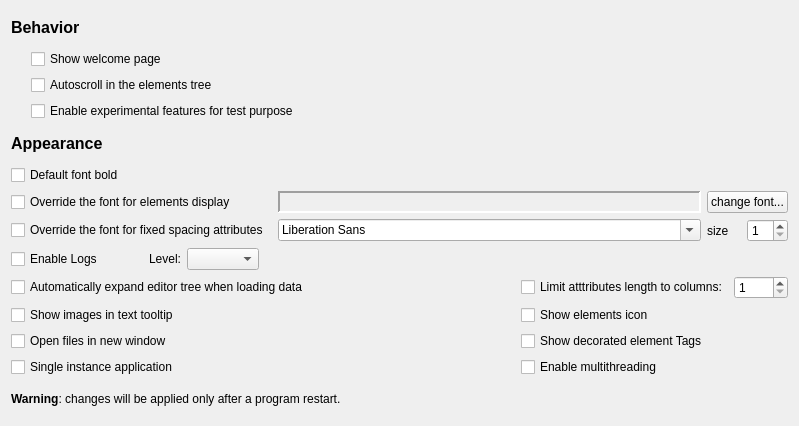
This is src/config/configurationgeneraloptions.ui in lbellonda/qxmledit as Qt 5 draws it before an edit. The edited form follows.
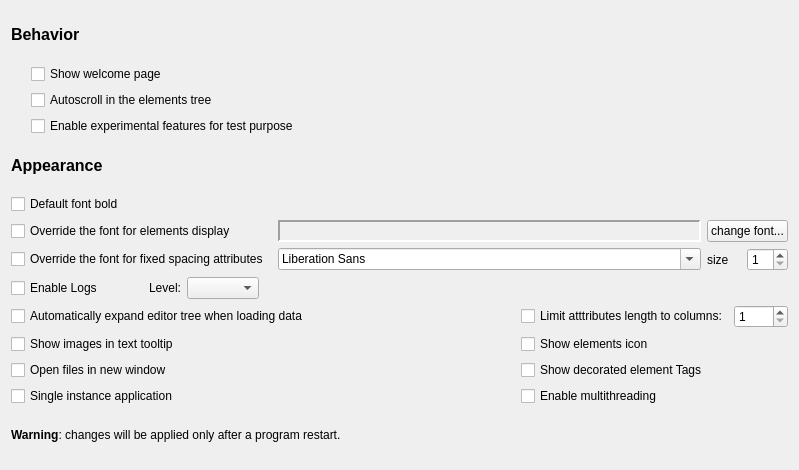
This is the edited form.

Patch:
```diff
--- a/src/config/configurationgeneraloptions.ui
+++ b/src/config/configurationgeneraloptions.ui
@@ -7,7 +7,7 @@
     <x>0</x>
     <y>0</y>
     <width>799</width>
-    <height>426</height>
+    <height>470</height>
    </rect>
   </property>
   <property name="windowTitle">
```
